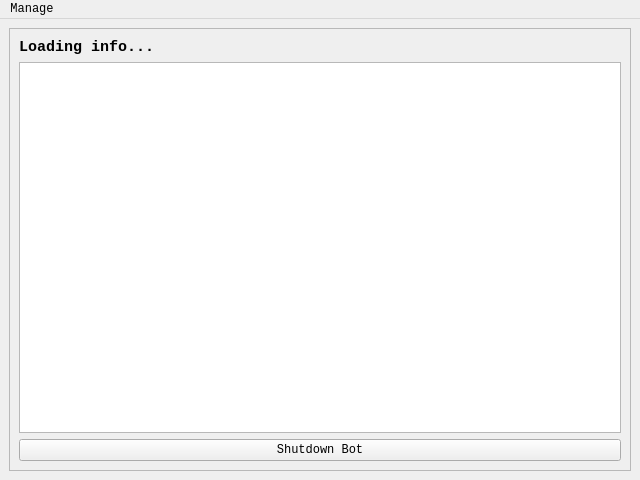
Qt form ui/main.ui (mitko8009/mitko-s-Music-Bot) before a commit.
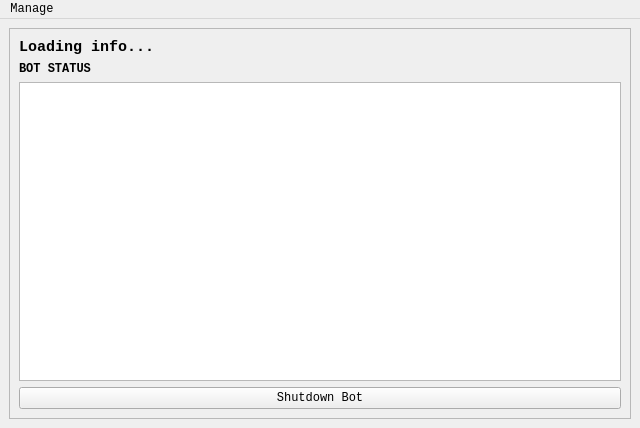
The same form after that commit.

Commit message: feat: automatically update bot activity table

```diff
--- a/ui/main.ui
+++ b/ui/main.ui
@@ -7,7 +7,7 @@
     <x>0</x>
     <y>0</y>
     <width>640</width>
-    <height>480</height>
+    <height>428</height>
    </rect>
   </property>
   <property name="windowTitle">
@@ -64,7 +64,35 @@
         </widget>
        </item>
        <item>
-        <widget class="QTableWidget" name="table_activity"/>
+        <widget class="QLabel" name="label_status">
+         <property name="font">
+          <font>
+           <family>Consolas</family>
+           <pointsize>9</pointsize>
+           <weight>75</weight>
+           <bold>true</bold>
+          </font>
+         </property>
+         <property name="text">
+          <string>BOT STATUS</string>
+         </property>
+        </widget>
+       </item>
+       <item>
+        <widget class="QTableWidget" name="table_activity">
+         <property name="styleSheet">
+          <string notr="true"/>
+         </property>
+         <property name="frameShape">
+          <enum>QFrame::StyledPanel</enum>
+         </property>
+         <property name="showDropIndicator" stdset="0">
+          <bool>false</bool>
+         </property>
+         <property name="dragDropOverwriteMode">
+          <bool>false</bool>
+         </property>
+        </widget>
        </item>
        <item>
         <widget class="QPushButton" name="stop_btn">
```
The commit also changes 1 other file.
